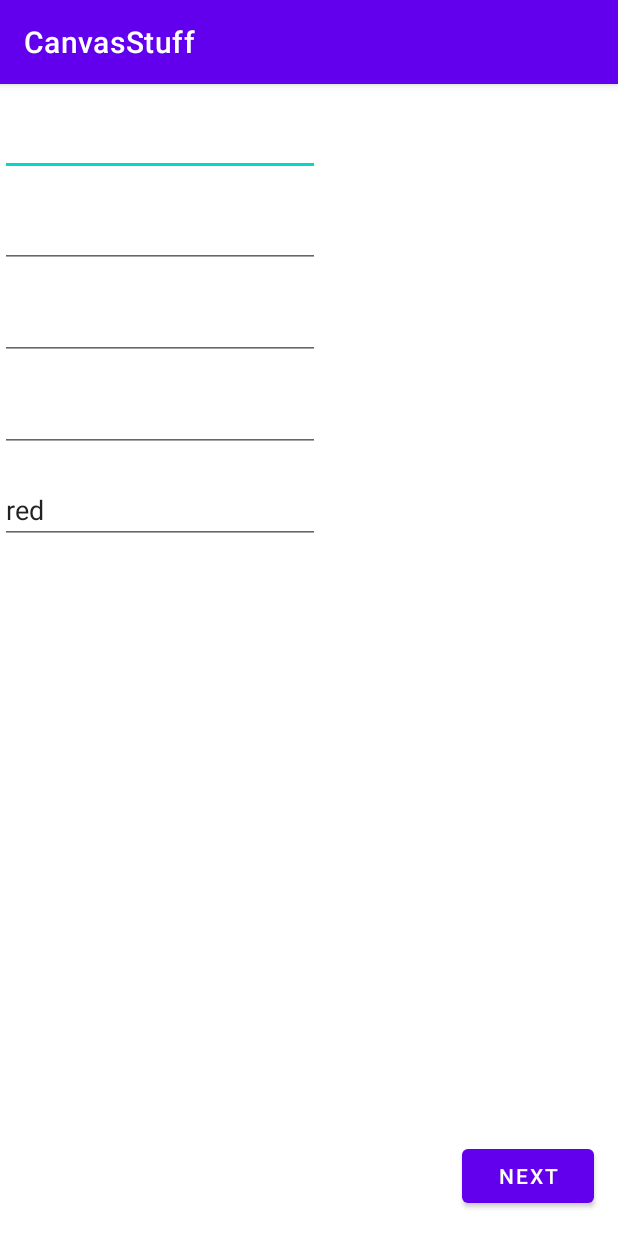
After one commit to Dreamykass/random-uni-work, an Android app: the RectActivity screen opened directly, with no data from a screen before it, on a phone screen of 412 x 824 dp. The commit adds this screen. Run offline under Robolectric (Android 15) with nearby library versions, the phone set to English and light mode, and no system bars.

Commit message:
canvas-stuff

```diff
--- a/2020-10-25--android-p02/app/build.gradle
+++ b/2020-10-25--android-p02/app/build.gradle
@@ -22,6 +22,11 @@ android {
             proguardFiles getDefaultProguardFile('proguard-android-optimize.txt'), 'proguard-rules.pro'
         }
     }
+
+    buildFeatures {
+        viewBinding true
+    }
+
     compileOptions {
         sourceCompatibility JavaVersion.VERSION_1_8
         targetCompatibility JavaVersion.VERSION_1_8
--- a/2020-10-25--android-p02/app/src/main/AndroidManifest.xml
+++ b/2020-10-25--android-p02/app/src/main/AndroidManifest.xml
@@ -9,6 +9,11 @@
         android:roundIcon="@mipmap/ic_launcher_round"
         android:supportsRtl="true"
         android:theme="@style/Theme.CanvasStuff">
+        <activity android:name=".CircleActivity"></activity>
+        <activity android:name=".DrawingActivity" />
+        <activity android:name=".TriangleActivity" />
+        <activity android:name=".TextActivity" />
+        <activity android:name=".RectActivity" />
         <activity android:name=".MainActivity">
             <intent-filter>
                 <action android:name="android.intent.action.MAIN" />
--- /dev/null
+++ b/2020-10-25--android-p02/app/src/main/java/com/dkass/canvasstuff/RectActivity.java
@@ -0,0 +1,38 @@
+package com.dkass.canvasstuff;
+
+import android.content.Intent;
+import android.os.Bundle;
+import android.view.View;
+
+import androidx.appcompat.app.AppCompatActivity;
+
+import com.dkass.canvasstuff.databinding.ActivityRectBinding;
+
+public class RectActivity extends AppCompatActivity {
+    private ActivityRectBinding binding;
+
+    @Override
+    protected void onCreate(Bundle savedInstanceState) {
+        super.onCreate(savedInstanceState);
+        binding = ActivityRectBinding.inflate(getLayoutInflater());
+        View view = binding.getRoot();
+        setContentView(view);
+
+        binding.buttonNext.setOnClickListener((View) -> {
+            Intent intent = new Intent(RectActivity.this, DrawingActivity.class);
+
+            try {
+                intent.putExtra("rect", "");
+                intent.putExtra("color", binding.editTextTextPersonName.getText().toString());
+                intent.putExtra("left", Float.parseFloat(binding.editTextNumber.getText().toString()));
+                intent.putExtra("top", Float.parseFloat(binding.editTextNumber2.getText().toString()));
+                intent.putExtra("right", Float.parseFloat(binding.editTextNumber3.getText().toString()));
+                intent.putExtra("bottom", Float.parseFloat(binding.editTextNumber4.getText().toString()));
+            } catch (Exception ignored) {
+
+            }
+
+            RectActivity.this.startActivity(intent);
+        });
+    }
+}
--- /dev/null
+++ b/2020-10-25--android-p02/app/src/main/res/layout/activity_rect.xml
@@ -0,0 +1,70 @@
+<?xml version="1.0" encoding="utf-8"?>
+<androidx.constraintlayout.widget.ConstraintLayout xmlns:android="http://schemas.android.com/apk/res/android"
+    xmlns:app="http://schemas.android.com/apk/res-auto"
+    xmlns:tools="http://schemas.android.com/tools"
+    android:layout_width="match_parent"
+    android:layout_height="match_parent"
+    tools:context=".RectActivity">
+
+    <Button
+        android:id="@+id/buttonNext"
+        android:layout_width="wrap_content"
+        android:layout_height="wrap_content"
+        android:layout_marginEnd="16dp"
+        android:layout_marginBottom="16dp"
+        android:text="next"
+        app:layout_constraintBottom_toBottomOf="parent"
+        app:layout_constraintEnd_toEndOf="parent" />
+
+    <EditText
+        android:id="@+id/editTextNumber"
+        android:layout_width="wrap_content"
+        android:layout_height="wrap_content"
+        android:layout_marginTop="16dp"
+        android:ems="10"
+        android:inputType="number"
+        app:layout_constraintStart_toStartOf="parent"
+        app:layout_constraintTop_toTopOf="parent" />
+
+    <EditText
+        android:id="@+id/editTextNumber2"
+        android:layout_width="wrap_content"
+        android:layout_height="wrap_content"
+        android:layout_marginTop="16dp"
+        android:ems="10"
+        android:inputType="number"
+        app:layout_constraintStart_toStartOf="parent"
+        app:layout_constraintTop_toBottomOf="@+id/editTextNumber" />
+
+    <EditText
+        android:id="@+id/editTextNumber3"
+        android:layout_width="wrap_content"
+        android:layout_height="wrap_content"
+        android:layout_marginTop="16dp"
+        android:ems="10"
+        android:inputType="number"
+        app:layout_constraintStart_toStartOf="parent"
+        app:layout_constraintTop_toBottomOf="@+id/editTextNumber2" />
+
+    <EditText
+        android:id="@+id/editTextNumber4"
+        android:layout_width="wrap_content"
+        android:layout_height="wrap_content"
+        android:layout_marginTop="16dp"
+        android:ems="10"
+        android:inputType="number"
+        app:layout_constraintStart_toStartOf="parent"
+        app:layout_constraintTop_toBottomOf="@+id/editTextNumber3" />
+
+    <EditText
+        android:id="@+id/editTextTextPersonName"
+        android:layout_width="wrap_content"
+        android:layout_height="wrap_content"
+        android:layout_marginTop="16dp"
+        android:ems="10"
+        android:inputType="textPersonName"
+        android:text="red"
+        app:layout_constraintStart_toStartOf="parent"
+        app:layout_constraintTop_toBottomOf="@+id/editTextNumber4" />
+
+</androidx.constraintlayout.widget.ConstraintLayout>
```
Also changed, not shown: 2020-10-25--android-p02/app/src/main/java/com/dkass/canvasstuff/CircleActivity.java (added, +38 -0 lines), 2020-10-25--android-p02/app/src/main/java/com/dkass/canvasstuff/DrawingActivity.java (added, +84 -0 lines), 2020-10-25--android-p02/app/src/main/java/com/dkass/canvasstuff/MainActivity.java (+30 -2 lines), 2020-10-25--android-p02/app/src/main/java/com/dkass/canvasstuff/TextActivity.java (added, +34 -0 lines), 2020-10-25--android-p02/app/src/main/java/com/dkass/canvasstuff/TriangleActivity.java (added, +27 -0 lines), 2020-10-25--android-p02/app/src/main/res/layout/activity_circle.xml (added, +55 -0 lines), 2020-10-25--android-p02/app/src/main/res/layout/activity_drawing.xml (added, +9 -0 lines), 2020-10-25--android-p02/app/src/main/res/layout/activity_main.xml (+11 -0 lines), 2020-10-25--android-p02/app/src/main/res/layout/activity_text.xml (added, +47 -0 lines), 2020-10-25--android-p02/app/src/main/res/layout/activity_triangle.xml (added, +18 -0 lines), 2020-10-25--android-p02/gradle/wrapper/gradle-wrapper.properties.
